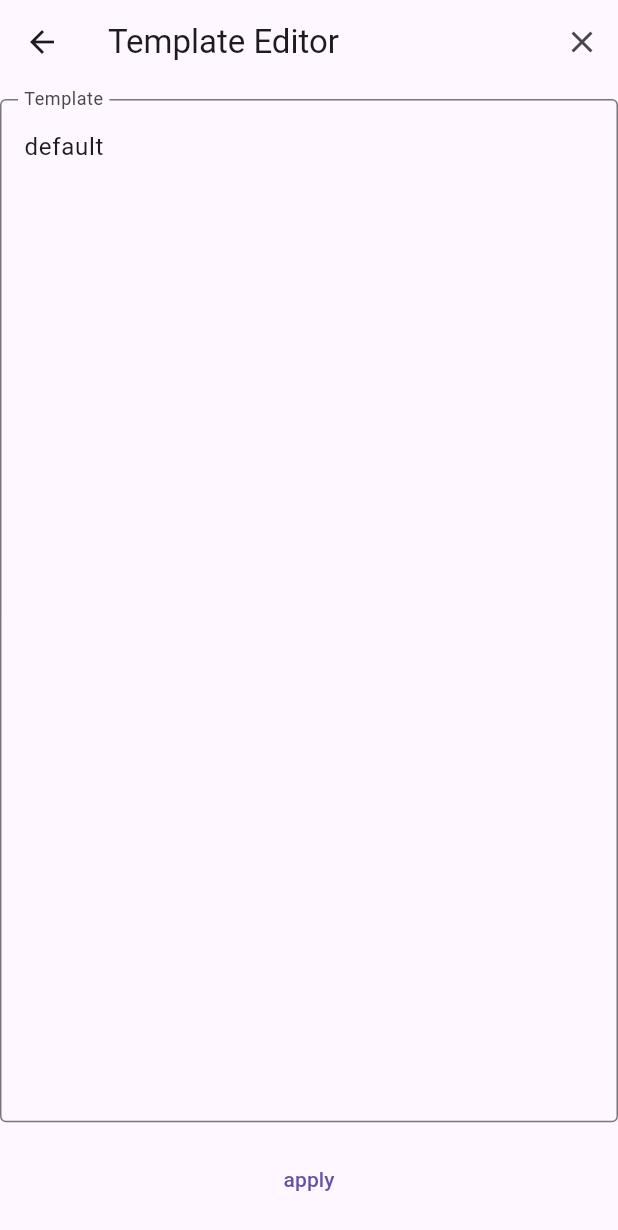
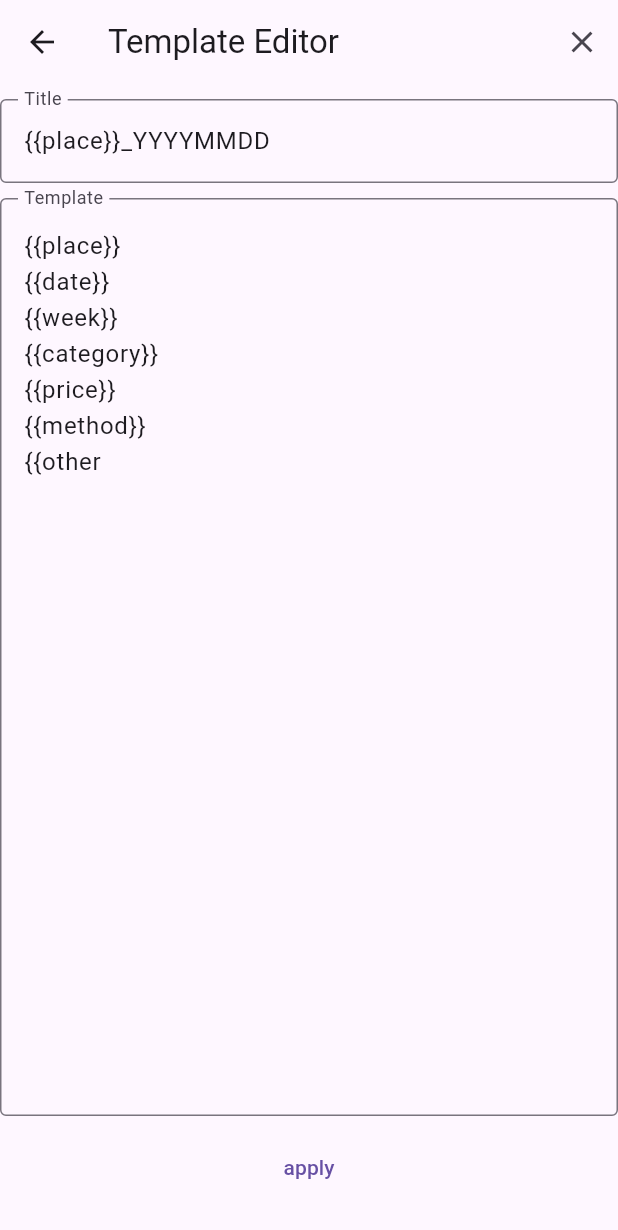
Before and after one commit to tauto1127/accountbook_for_obsidian_rest_api, a Flutter app: the TemplateEditor screen opened by its route, on a phone screen of 412 x 824 dp. Shown: the top 1230 px of the screen. Run offline on Flutter 3.47's test engine with Material 3 defaults, Android fonts, the phone set to English and light mode, and no system bars; our stand-ins replace flutter_riverpod, freezed_annotation, shared_preferences; accounts and stored records are empty.

Commit message:
[add] title template editor

```diff
--- a/lib/const/default_value.dart
+++ b/lib/const/default_value.dart
@@ -15,4 +15,6 @@ class DefaultValue {
     "[[その他]]",
   ];
   static const String defaultRootPath = "";
+  static const String defaultBodyTemplate = "{{place}}\n{{date}}\n{{week}}\n{{category}}\n{{price}}\n{{method}}\n{{other";
+  static const String defaultTitleTemplate = "{{place}}_YYYYMMDD";
 }
--- a/lib/const/shared_preferences_field_nae.dart
+++ b/lib/const/shared_preferences_field_nae.dart
@@ -7,4 +7,6 @@ enum SharedPreferencesFieldName {
   category,
   method,
   root_path,
+  body_template,
+  title_template,
 }
--- a/lib/view/setting.dart
+++ b/lib/view/setting.dart
@@ -1,4 +1,3 @@
-import 'package:accountbook_for_obsidian_rest_api/view_model/post_view_model.dart';
 import 'package:accountbook_for_obsidian_rest_api/view_model/settings_view_model.dart';
 import 'package:flutter/material.dart';
 import 'package:flutter_riverpod/flutter_riverpod.dart';
--- a/lib/view/template_editor.dart
+++ b/lib/view/template_editor.dart
@@ -23,6 +23,25 @@ class TemplateEditor extends StatelessWidget {
       ),
       body: Column(
         children: [
+          const SizedBox(height: 10),
+          Flexible(
+            child: Consumer(
+              builder: (context, ref, child) {
+                return TextField(
+                  maxLines: 1,
+                  onChanged: (value) => ref.read(templateViewModelProvider.notifier).resetErrorText(),
+                  controller: ref.watch(templateViewModelProvider.notifier).titleEditingController,
+                  decoration: InputDecoration(
+                    labelText: 'Title',
+                    errorText: ref.watch(templateViewModelProvider).errorText,
+                    border: const OutlineInputBorder(
+                      borderSide: BorderSide(color: Colors.black, width: 1),
+                    ),
+                  )
+                );
+              }
+            ),
+          ),
           const SizedBox(height: 10),
           Flexible(
             flex: 9,
--- a/lib/view_model/settings_view_model.dart
+++ b/lib/view_model/settings_view_model.dart
@@ -1,6 +1,5 @@
 import 'package:accountbook_for_obsidian_rest_api/const/default_value.dart';
 import 'package:accountbook_for_obsidian_rest_api/model/server_settings_model.dart';
-import 'package:accountbook_for_obsidian_rest_api/model/settings_model.dart';
 import 'package:accountbook_for_obsidian_rest_api/model/state/settings_state.dart';
 import 'package:accountbook_for_obsidian_rest_api/repository/obsidian_repository.dart';
 import 'package:accountbook_for_obsidian_rest_api/notifier/settings_notifier.dart';
--- a/lib/view_model/template_view_model.dart
+++ b/lib/view_model/template_view_model.dart
@@ -1,14 +1,19 @@
 import 'package:accountbook_for_obsidian_rest_api/model/state/template_state.dart';
+import 'package:accountbook_for_obsidian_rest_api/model/template_model.dart';
 import 'package:accountbook_for_obsidian_rest_api/notifier/template_notifier.dart';
 import 'package:flutter/material.dart';
 import 'package:flutter_riverpod/flutter_riverpod.dart';
 
 final templateViewModelProvider = StateNotifierProvider.autoDispose<TemplateViewModel, TemplateState>(
-    (ref) => TemplateViewModel(TemplateState(), TextEditingController(text: ref.watch(templateNotifierProvider))));
+    (ref) => TemplateViewModel(
+      TemplateState(),
+      TextEditingController(text: ref.watch(templateNotifierProvider).bodyTemplate),
+      TextEditingController(text: ref.watch(templateNotifierProvider).titleTemplate)));
 
 class TemplateViewModel extends StateNotifier<TemplateState> {
   final TextEditingController templateTextFieldController;
-  TemplateViewModel(TemplateState state, this.templateTextFieldController) : super(state);
+  final TextEditingController titleEditingController;
+  TemplateViewModel(TemplateState state, this.templateTextFieldController, this.titleEditingController) : super(state);
 
   void resetErrorText() async {
     if (state.errorText != null) {
@@ -17,14 +22,16 @@ class TemplateViewModel extends StateNotifier<TemplateState> {
   }
 
   void saveTemplate() async {
-    if (templateTextFieldController.text.isEmpty) {
+    if (templateTextFieldController.text.isEmpty || titleEditingController.text.isEmpty) {
       state = state.copyWith(errorText: 'Template is empty');
       return;
     }
-    ProviderContainer().read(templateNotifierProvider.notifier).saveTemplate(templateTextFieldController.text);
+    ProviderContainer().read(templateNotifierProvider.notifier).saveTemplate(
+        TemplateModel(bodyTemplate: templateTextFieldController.text, titleTemplate: titleEditingController.text));
   }
 
   void reset() {
     templateTextFieldController.text = "";
+    titleEditingController.text = "";
   }
 }
```
Also changed, not shown: lib/notifier/template_notifier.dart (+19 -16 lines).
